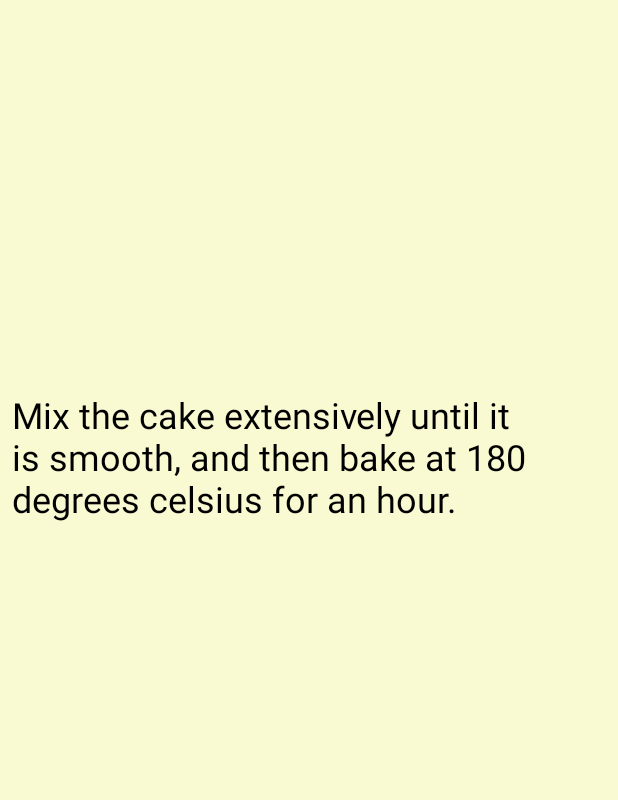
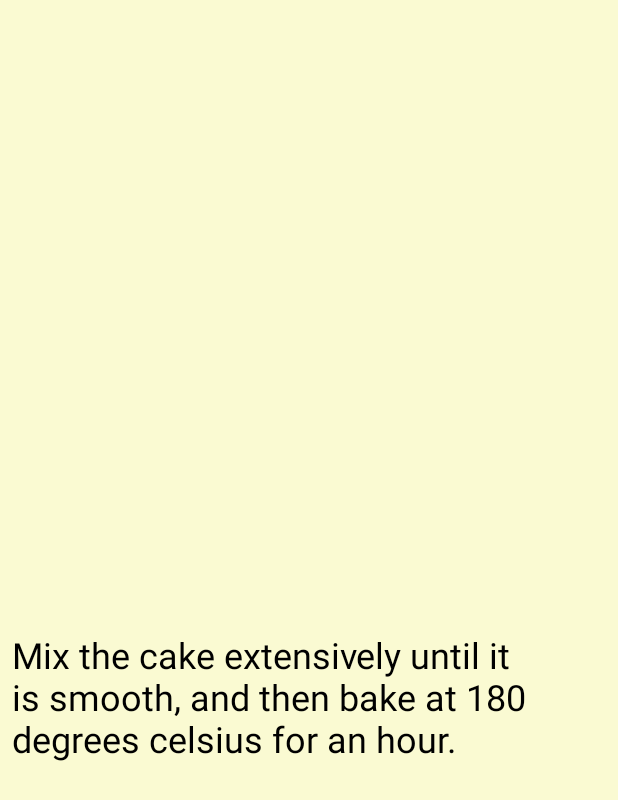
Before and after one commit to bqfix/Bake, an Android app: the layout fragment_step.xml on its own in the app's theme, with its tools: preview values and no code run, on a phone screen of 412 x 824 dp. Shown: the top 800 px of the screen. Run offline under Robolectric (Android 15) with nearby library versions, the phone set to English and light mode, and no system bars.

Commit message:
Code cleanup, changed step fragment to a LinearLayout

```diff
--- a/app/src/main/java/com/example/android/bake/MediaActivity.java
+++ b/app/src/main/java/com/example/android/bake/MediaActivity.java
@@ -7,8 +7,8 @@ import android.support.v4.view.ViewPager;
 import android.support.v7.app.AppCompatActivity;
 import android.widget.Toast;
 
+import com.example.android.bake.fragments.StepFragmentPagerAdapter;
 import com.example.android.bake.recipes.Recipe;
-import com.example.android.bake.utils.StepFragmentPagerAdapter;
 import com.google.android.exoplayer2.Player;
 
 public class MediaActivity extends AppCompatActivity implements Player.EventListener, ViewPager.OnPageChangeListener {
@@ -18,7 +18,6 @@ public class MediaActivity extends AppCompatActivity implements Player.EventList
     private final String LOG_TAG = MediaActivity.class.getSimpleName();
     private Recipe mRecipe;
     private int mCurrentStepNumber;
-    private FragmentPagerAdapter mFragmentPagerAdapter;
 
 
     @Override
@@ -44,13 +43,17 @@ public class MediaActivity extends AppCompatActivity implements Player.EventList
             infoUnavailable();
         }
 
-        //Setup fragment
+        //Set page title
+        setTitle(getString(R.string.media_activity_title_base) + String.valueOf(mCurrentStepNumber));
+
+        //Setup ViewPager
         ViewPager viewPager = (ViewPager) findViewById(R.id.media_step_fragment_viewpager);
-        mFragmentPagerAdapter = new StepFragmentPagerAdapter(getSupportFragmentManager(), this, mRecipe.getmSteps());
+        FragmentPagerAdapter fragmentPagerAdapter = new StepFragmentPagerAdapter(getSupportFragmentManager(), this, mRecipe.getmSteps());
 
-        viewPager.setAdapter(mFragmentPagerAdapter);
+        viewPager.setAdapter(fragmentPagerAdapter);
         viewPager.addOnPageChangeListener(this);
         viewPager.setCurrentItem(mCurrentStepNumber);
+
     }
 
     //Helper method for when a valid recipe is unavailable
--- a/app/src/main/java/com/example/android/bake/ExoPlayerFragment.java
+++ b/app/src/main/java/com/example/android/bake/fragments/ExoPlayerFragment.java
@@ -1,4 +1,4 @@
-package com.example.android.bake;
+package com.example.android.bake.fragments;
 
 import android.content.Context;
 import android.net.Uri;
@@ -11,6 +11,7 @@ import android.view.View;
 import android.view.ViewGroup;
 import android.widget.TextView;
 
+import com.example.android.bake.R;
 import com.google.android.exoplayer2.DefaultLoadControl;
 import com.google.android.exoplayer2.DefaultRenderersFactory;
 import com.google.android.exoplayer2.ExoPlayerFactory;
--- a/app/src/main/java/com/example/android/bake/StepFragment.java
+++ b/app/src/main/java/com/example/android/bake/fragments/StepFragment.java
@@ -1,4 +1,4 @@
-package com.example.android.bake;
+package com.example.android.bake.fragments;
 
 import android.content.Context;
 import android.os.Bundle;
@@ -9,6 +9,7 @@ import android.view.View;
 import android.view.ViewGroup;
 import android.widget.TextView;
 
+import com.example.android.bake.R;
 import com.example.android.bake.recipes.StepInstruction;
 
 public class StepFragment extends Fragment {
--- a/app/src/main/java/com/example/android/bake/utils/StepFragmentPagerAdapter.java
+++ b/app/src/main/java/com/example/android/bake/fragments/StepFragmentPagerAdapter.java
@@ -1,11 +1,10 @@
-package com.example.android.bake.utils;
+package com.example.android.bake.fragments;
 
 import android.content.Context;
 import android.support.v4.app.Fragment;
 import android.support.v4.app.FragmentManager;
 import android.support.v4.app.FragmentPagerAdapter;
 
-import com.example.android.bake.StepFragment;
 import com.example.android.bake.recipes.StepInstruction;
 
 import java.util.List;
--- a/app/src/main/res/layout/fragment_exoplayer.xml
+++ b/app/src/main/res/layout/fragment_exoplayer.xml
@@ -7,7 +7,6 @@
         android:layout_width="match_parent"
         android:layout_height="match_parent"
         android:background="@android:color/black"
-        android:visibility="gone"
         android:textColor="@android:color/white"
         android:textSize="24sp"
         android:gravity="center"
--- a/app/src/main/res/layout/fragment_step.xml
+++ b/app/src/main/res/layout/fragment_step.xml
@@ -1,5 +1,6 @@
 <?xml version="1.0" encoding="utf-8"?>
-<android.support.constraint.ConstraintLayout xmlns:android="http://schemas.android.com/apk/res/android"
+<LinearLayout
+    xmlns:android="http://schemas.android.com/apk/res/android"
     xmlns:app="http://schemas.android.com/apk/res-auto"
     xmlns:tools="http://schemas.android.com/tools"
     android:layout_width="match_parent"
@@ -12,28 +13,15 @@
 
     <FrameLayout
         android:id="@+id/step_exoplayer_fragment"
-        android:layout_width="0dp"
+        android:layout_width="match_parent"
         android:layout_height="0dp"
-        app:layout_constraintBottom_toTopOf="@+id/scrollView2"
-        app:layout_constraintEnd_toEndOf="parent"
-        app:layout_constraintStart_toStartOf="parent"
-        app:layout_constraintTop_toTopOf="parent" />
-
-    <android.support.constraint.Guideline
-        android:id="@+id/guideline"
-        android:layout_width="wrap_content"
-        android:layout_height="wrap_content"
-        android:orientation="horizontal"
-        app:layout_constraintGuide_begin="252dp" />
+        android:layout_weight="1">
+    </FrameLayout>
 
     <ScrollView
-        android:id="@+id/scrollView2"
-        android:layout_width="0dp"
+        android:layout_width="match_parent"
         android:layout_height="0dp"
-        app:layout_constraintBottom_toBottomOf="parent"
-        app:layout_constraintEnd_toEndOf="parent"
-        app:layout_constraintStart_toStartOf="parent"
-        app:layout_constraintTop_toTopOf="@+id/guideline">
+        android:layout_weight="1">
 
         <TextView
             android:id="@+id/media_step_descrip"
@@ -47,4 +35,4 @@
             tools:text="Mix the cake extensively until it is smooth, and then bake at 180 degrees celsius for an hour." />
     </ScrollView>
 
-</android.support.constraint.ConstraintLayout>
+</LinearLayout>
```
